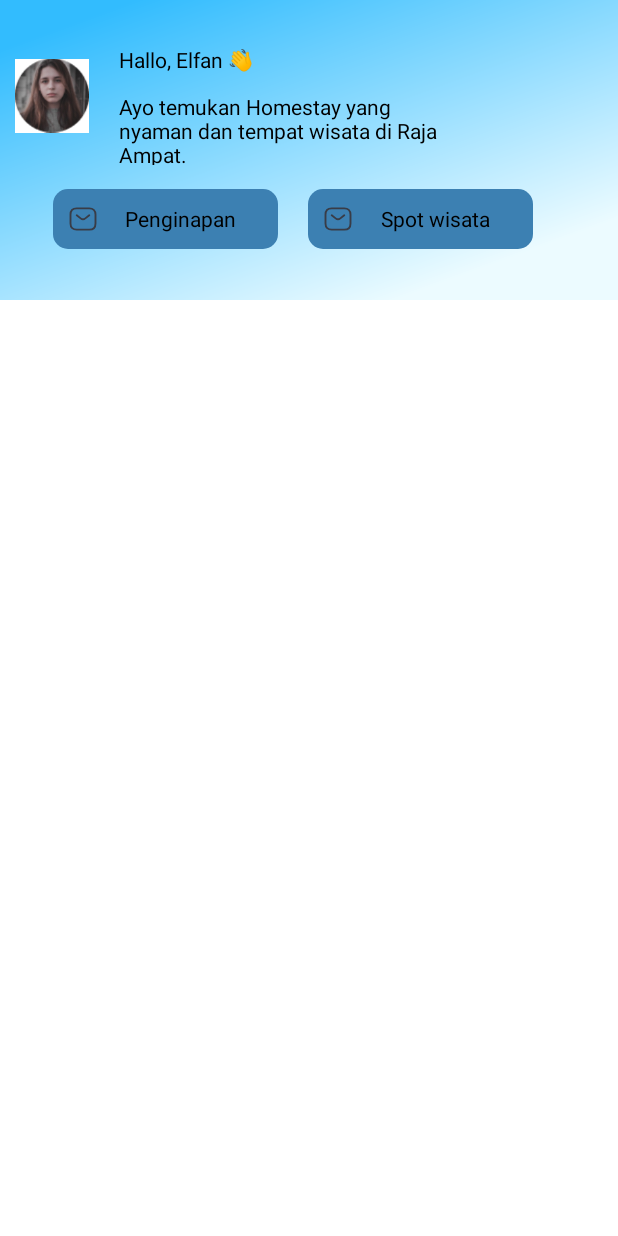
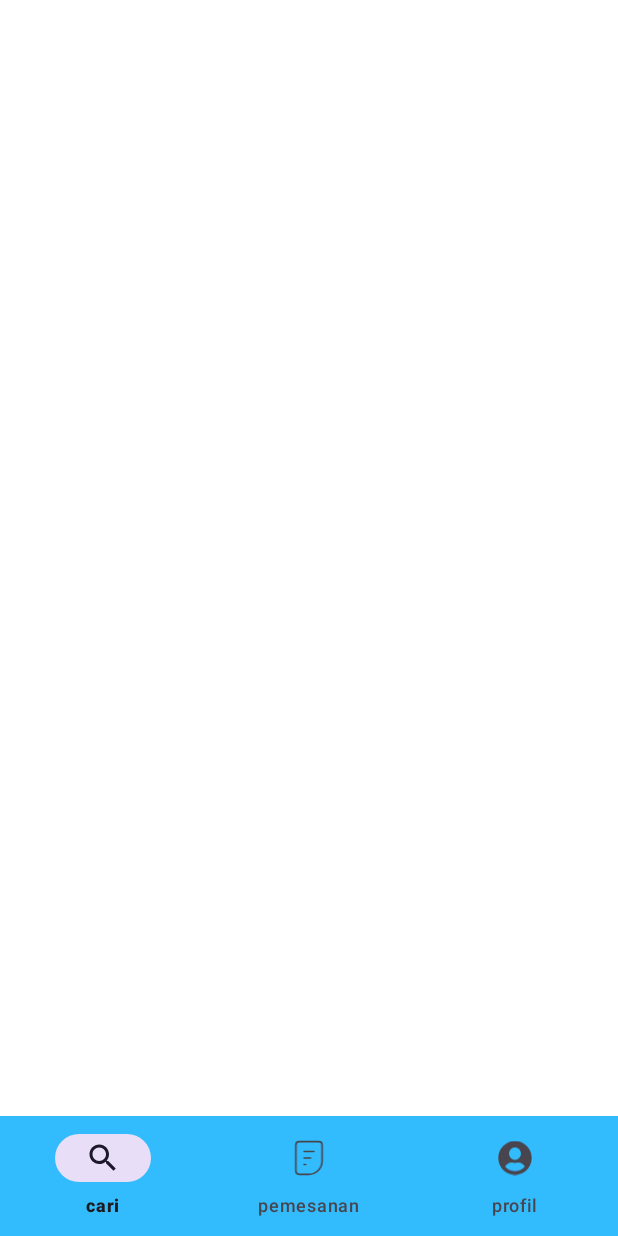
Before and after one commit to backprosuhendra/Aplikasiwisatarajaampat, an Android app: the home screen opened directly, with no data from a screen before it, on a phone screen of 412 x 824 dp. Run offline under Robolectric (Android 15) with nearby library versions, the phone set to English and light mode, and no system bars.

Commit message:
rubah elfan test

```diff
--- a/app/build.gradle
+++ b/app/build.gradle
@@ -15,6 +15,9 @@ android {
         versionName "1.0"
 
         testInstrumentationRunner "androidx.test.runner.AndroidJUnitRunner"
+    }
+    buildFeatures{
+        viewBinding true
     }
 
     buildTypes {
--- /dev/null
+++ b/app/src/main/res/drawable/baseline_search_24.xml
@@ -0,0 +1,5 @@
+<vector android:height="24dp" android:tint="#FFFFFF"
+    android:viewportHeight="24" android:viewportWidth="24"
+    android:width="24dp" xmlns:android="http://schemas.android.com/apk/res/android">
+    <path android:fillColor="@android:color/white" android:pathData="M15.5,14h-0.79l-0.28,-0.27C15.41,12.59 16,11.11 16,9.5 16,5.91 13.09,3 9.5,3S3,5.91 3,9.5 5.91,16 9.5,16c1.61,0 3.09,-0.59 4.23,-1.57l0.27,0.28v0.79l5,4.99L20.49,19l-4.99,-5zM9.5,14C7.01,14 5,11.99 5,9.5S7.01,5 9.5,5 14,7.01 14,9.5 11.99,14 9.5,14z"/>
+</vector>
--- /dev/null
+++ b/app/src/main/res/drawable/favoriticon.xml
@@ -0,0 +1,9 @@
+<vector xmlns:android="http://schemas.android.com/apk/res/android"
+    android:width="26dp"
+    android:height="22dp"
+    android:viewportWidth="26"
+    android:viewportHeight="22">
+  <path
+      android:pathData="M6.75,0C5.031,0 3.5,0.742 2.344,1.903C1.219,3.065 0.5,4.645 0.5,6.452C0.5,8.226 1.219,9.806 2.344,11L13,22L23.656,11C24.781,9.839 25.5,8.258 25.5,6.452C25.5,4.677 24.781,3.097 23.656,1.903C22.531,0.742 21,0 19.25,0C17.531,0 16,0.742 14.844,1.903C13.719,3.065 13,4.645 13,6.452C13,4.677 12.281,3.097 11.156,1.903C10.031,0.742 8.5,0 6.75,0Z"
+      android:fillColor="#ffffff"/>
+</vector>
--- /dev/null
+++ b/app/src/main/res/drawable/pemesanan.xml
@@ -0,0 +1,13 @@
+<vector xmlns:android="http://schemas.android.com/apk/res/android"
+    android:width="18dp"
+    android:height="22dp"
+    android:viewportWidth="18"
+    android:viewportHeight="22">
+  <path
+      android:strokeWidth="1"
+      android:pathData="M6,7H12M6,11H10M6,15H7M3,1H15C16.105,1 17,1.895 17,3V12.889C17,17.369 13.368,21 8.889,21H3C1.895,21 1,20.105 1,19V3C1,1.895 1.895,1 3,1Z"
+      android:strokeLineJoin="round"
+      android:fillColor="#00000000"
+      android:strokeColor="#ffffff"
+      android:strokeLineCap="round"/>
+</vector>
--- /dev/null
+++ b/app/src/main/res/drawable/profilicon.xml
@@ -0,0 +1,9 @@
+<vector xmlns:android="http://schemas.android.com/apk/res/android"
+    android:width="24dp"
+    android:height="23dp"
+    android:viewportWidth="24"
+    android:viewportHeight="23">
+  <path
+      android:pathData="M12,0.359C5.846,0.359 0.859,5.346 0.859,11.5C0.859,17.654 5.846,22.641 12,22.641C18.154,22.641 23.141,17.654 23.141,11.5C23.141,5.346 18.154,0.359 12,0.359ZM12,4.672C14.183,4.672 15.953,6.442 15.953,8.625C15.953,10.808 14.183,12.578 12,12.578C9.817,12.578 8.047,10.808 8.047,8.625C8.047,6.442 9.817,4.672 12,4.672ZM12,20.125C9.363,20.125 7,18.93 5.419,17.061C6.263,15.471 7.917,14.375 9.844,14.375C9.952,14.375 10.059,14.393 10.163,14.424C10.747,14.613 11.358,14.734 12,14.734C12.642,14.734 13.258,14.613 13.837,14.424C13.941,14.393 14.048,14.375 14.156,14.375C16.083,14.375 17.736,15.471 18.581,17.061C17,18.93 14.637,20.125 12,20.125Z"
+      android:fillColor="#ffffff"/>
+</vector>
--- a/app/src/main/res/layout/activity_home.xml
+++ b/app/src/main/res/layout/activity_home.xml
@@ -1,12 +1,37 @@
 <?xml version="1.0" encoding="utf-8"?>
-<RelativeLayout xmlns:android="http://schemas.android.com/apk/res/android"
+<androidx.constraintlayout.widget.ConstraintLayout xmlns:android="http://schemas.android.com/apk/res/android"
     xmlns:app="http://schemas.android.com/apk/res-auto"
     xmlns:tools="http://schemas.android.com/tools"
     android:layout_width="match_parent"
     android:layout_height="match_parent"
     android:background="@color/white"
     tools:context=".home">
-    <View
+
+    <FrameLayout
+        android:id="@+id/framelayout"
+        android:layout_width="match_parent"
+        android:layout_height="429dp"
+        app:layout_constraintBottom_toBottomOf="parent"
+        app:layout_constraintBottom_toTopOf="@id/bottomNavigationView"
+        app:layout_constraintEnd_toEndOf="parent"
+        app:layout_constraintHorizontal_bias="1.0"
+        app:layout_constraintStart_toStartOf="parent"
+        app:layout_constraintTop_toTopOf="parent"
+        app:layout_constraintVertical_bias="1.0">
+
+    </FrameLayout>
+
+    <com.google.android.material.bottomnavigation.BottomNavigationView
+        android:background="@color/biru"
+        android:id="@+id/bottomNavigationView"
+        android:layout_width="match_parent"
+        android:layout_height="wrap_content"
+        app:layout_constraintBottom_toBottomOf="parent"
+        app:layout_constraintEnd_toEndOf="parent"
+        app:layout_constraintStart_toStartOf="parent"
+        app:menu="@menu/action_menu"/>
+
+   <!-- <View
         android:id="@+id/view"
         android:layout_width="match_parent"
         android:layout_height="200dp"
@@ -37,7 +62,8 @@
             android:layout_width="match_parent"
             android:layout_height="120dp"
             android:padding="10dp"
-            android:orientation="horizontal">
+            android:orientation="horizontal"
+            tools:ignore="MissingConstraints">
 
             <ImageView
                 android:id="@+id/lip"
@@ -46,19 +72,21 @@
                 app:srcCompat="@drawable/lipse" />
 
             <LinearLayout
-                android:layout_width="272dp"
+                android:layout_width="match_parent"
                 android:layout_height="120dp"
                 android:orientation="vertical"
                 android:padding="20dp">
 
                 <TextView
                     android:id="@+id/nama"
-                    android:layout_width="wrap_content"
-                    android:layout_height="31dp"
+                    android:layout_width="match_parent"
+                    android:layout_height="20dp"
                     android:textColor="@color/black"
+                    android:fontFamily="@font/lato_bold"
                     android:text="Hallo, Elfan 👋" />
 
                 <TextView
+                    android:fontFamily="@font/lato"
                     android:id="@+id/email"
                     android:layout_width="wrap_content"
                     android:layout_height="60dp"
@@ -66,12 +94,18 @@
                     android:text="Ayo temukan Homestay yang nyaman dan tempat wisata di Raja Ampat." />
             </LinearLayout>
         </LinearLayout>
+
     <LinearLayout
         android:layout_width="391dp"
-                android:layout_marginTop="120dp"
         android:layout_height="52dp"
         android:gravity="center"
-                android:orientation="horizontal">
+        android:orientation="horizontal"
+        app:layout_constraintBottom_toBottomOf="parent"
+        app:layout_constraintEnd_toEndOf="parent"
+        app:layout_constraintStart_toStartOf="parent"
+        app:layout_constraintTop_toTopOf="parent"
+        app:layout_constraintVertical_bias="0.211"
+        tools:ignore="MissingConstraints">
 
         <TextView
             android:id="@+id/tvpenginapan"
@@ -80,10 +114,11 @@
             android:layout_gravity="center"
             android:background="@drawable/butonshape2"
             android:drawableStart="@drawable/smss"
+            android:fontFamily="@font/lato_bold"
             android:gravity="center"
             android:padding="10dp"
             android:text="Penginapan"
-                    android:textColor="@color/black" />
+            android:textColor="@color/white" />
 
         <TextView
             android:id="@+id/tvspotwisata"
@@ -92,17 +127,19 @@
             android:layout_gravity="center"
             android:layout_marginLeft="20dp"
             android:background="@drawable/butonshape2"
-
             android:drawableStart="@drawable/smss"
+            android:fontFamily="@font/lato_bold"
             android:gravity="center"
             android:padding="10dp"
             android:text="Spot wisata"
-                    android:textColor="@color/black" />
+            android:textColor="@color/white" />
     </LinearLayout>
+
     <LinearLayout
                     android:padding="5dp"
                     android:layout_width="match_parent"
                     android:layout_height="wrap_content"
                     android:layout_marginTop="190dp"
-                    android:orientation="vertical"/>
-</RelativeLayout>
+                    android:orientation="vertical"
+                    tools:ignore="MissingConstraints" />-->
+</androidx.constraintlayout.widget.ConstraintLayout>
--- a/app/src/main/res/layout/activity_onboarding2.xml
+++ b/app/src/main/res/layout/activity_onboarding2.xml
@@ -62,10 +62,10 @@
 
                 <Button
                     android:id="@+id/btnnext"
-                    android:layout_width="259dp"
-                    android:layout_height="48dp"
+                    android:layout_width="match_parent"
+                    android:layout_height="wrap_content"
                     android:layout_gravity="center"
-                    android:layout_marginTop="40dp"
+                    android:layout_marginTop="60dp"
                     android:background="@drawable/bg_button"
                     android:fontFamily="@font/lato_bold"
                     android:text="next"
--- a/app/src/main/res/layout/activity_onboarding3.xml
+++ b/app/src/main/res/layout/activity_onboarding3.xml
@@ -39,7 +39,7 @@
 
                 <TextView
                     android:layout_width="match_parent"
-                    android:layout_height="match_parent"
+                    android:layout_height="wrap_content"
                     android:fontFamily="@font/lato_bold"
                     android:gravity="left"
                     android:padding="5dp"
@@ -60,8 +60,8 @@
 
                 <Button
                     android:id="@+id/btnnext"
-                    android:layout_width="259dp"
-                    android:layout_height="48dp"
+                    android:layout_width="match_parent"
+                    android:layout_height="wrap_content"
                     android:layout_gravity="center"
                     android:layout_marginTop="40dp"
                     android:background="@drawable/bg_button"
--- a/app/src/main/res/layout/activity_onboarding4.xml
+++ b/app/src/main/res/layout/activity_onboarding4.xml
@@ -42,7 +42,7 @@
 
                 <TextView
                     android:layout_width="match_parent"
-                    android:layout_height="match_parent"
+                    android:layout_height="wrap_content"
                     android:fontFamily="@font/lato_bold"
                     android:gravity="left"
                     android:padding="5dp"
@@ -63,8 +63,8 @@
 
                 <Button
                     android:id="@+id/btnnext"
-                    android:layout_width="259dp"
-                    android:layout_height="48dp"
+                    android:layout_width="match_parent"
+                    android:layout_height="wrap_content"
                     android:layout_gravity="center"
                     android:layout_marginTop="40dp"
                     android:background="@drawable/bg_button"
--- a/app/src/main/res/menu/action_menu.xml
+++ b/app/src/main/res/menu/action_menu.xml
@@ -1,15 +1,15 @@
 <?xml version="1.0" encoding="utf-8"?>
-<menu xmlns:android="http://schemas.android.com/apk/res/android"
-    xmlns:app="http://schemas.android.com/apk/res-auto">
-    <item
-        android:id="@+id/tag_unhandled_key_event_manager"
-        android:icon="@drawable/iconback"
-        android:title="@string/tombolkembali"
-        app:showAsAction="ifRoom" />
-
-    <item
-        android:id="@+id/none"
-        android:icon="@drawable/person"
-        android:title="@string/tombolkembali"
-        app:showAsAction="ifRoom"/>
+<menu xmlns:android="http://schemas.android.com/apk/res/android">
+    <item android:title="cari"
+        android:id="@+id/Cari"
+        android:icon="@drawable/baseline_search_24"/>
+<!--    <item android:title="favorit"
+        android:id="@+id/favorit"
+        android:icon="@drawable/favoriticon"/>-->
+    <item android:title="pemesanan"
+        android:id="@+id/pemesanan"
+        android:icon="@drawable/pemesanan"/>
+    <item android:title="profil"
+        android:id="@+id/profil"
+        android:icon="@drawable/profilicon"/>
 </menu>
```
Also changed, not shown: app/src/main/res/drawable/searchicon.xml (added, +11 -0 lines), app/src/main/res/layout/activity_profil.xml (+16 -17 lines). Lines whose indentation alone changed are shown as unchanged.
